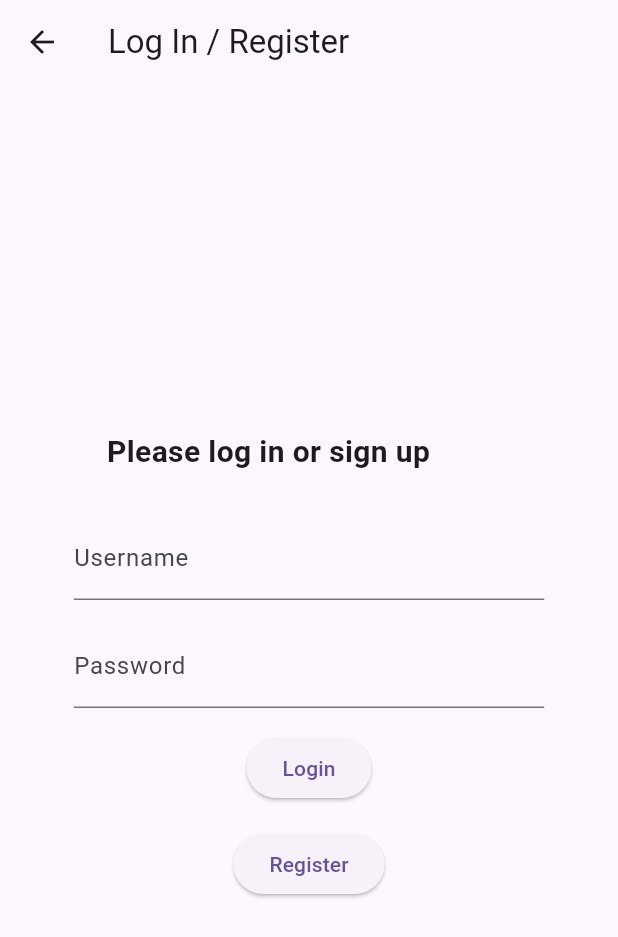
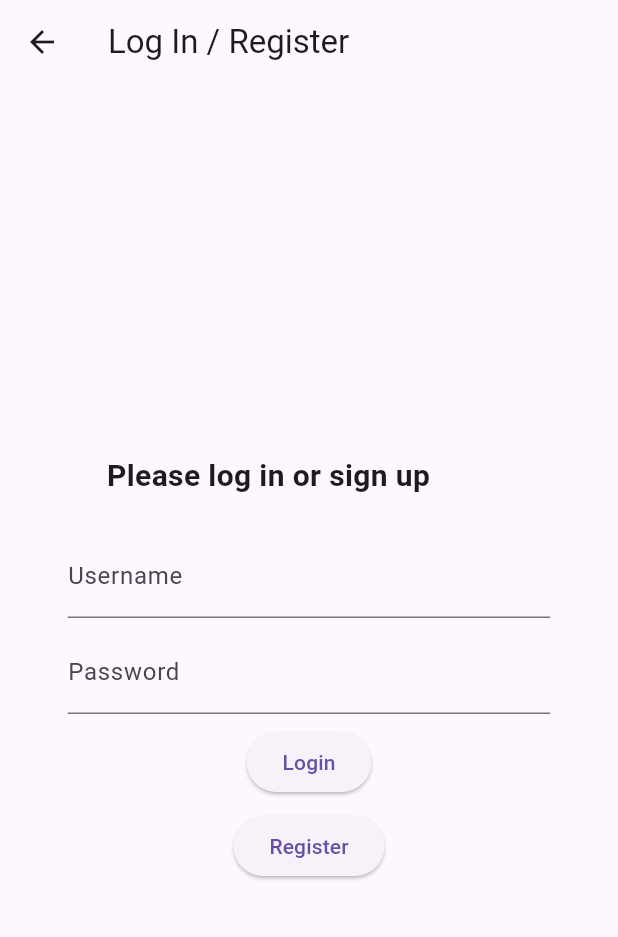
Before and after one commit to AlexisSaccoman/shazam, a Flutter app: the screen it shows after launch, after a tap on "Login/Register", on a phone screen of 412 x 824 dp. Shown: the top 937 px of the screen. Run offline on Flutter 3.47's test engine with Material 3 defaults, Android fonts, the phone set to English and light mode, and no system bars; our stand-ins replace flutter_rating_bar; missing offline and left inert: flutter_barcode_scanner; network calls fail.

```diff
--- a/lib/pages/Accueil.dart
+++ b/lib/pages/Accueil.dart
@@ -12,7 +12,8 @@ class Home extends StatelessWidget {
   final bool userIsAdmin;
   final String username;
 
-  const Home({super.key,
+  const Home({
+    super.key,
     required this.userConnected,
     required this.userIsAdmin,
     required this.username,
@@ -22,7 +23,7 @@ class Home extends StatelessWidget {
   Widget build(BuildContext context) {
     double screenHeight = MediaQuery.of(context).size.height;
     double containerHeight =
-        screenHeight * 0.3; // 30% de la hauteur totale de l'écran
+        screenHeight * 0.4; // 40% de la hauteur totale de l'écran
 
     double screenWidth = MediaQuery.of(context).size.width;
     double containerWidth =
@@ -95,11 +96,12 @@ class Home extends StatelessWidget {
                       // Action à effectuer lors du clic sur le bouton => passer à l'écran de scanner
                       Navigator.push(
                         context,
-                        MaterialPageRoute(builder: (context) => Scanner(
+                        MaterialPageRoute(
+                            builder: (context) => Scanner(
                                   userConnected: userConnected,
                                   userIsAdmin: userIsAdmin,
                                   username: username,
-                        )),
+                                )),
                       );
                     },
                     icon: const Icon(Icons.qr_code),
@@ -123,7 +125,8 @@ class Home extends StatelessWidget {
                       // Action à effectuer lors du clic sur le bouton => passer à l'écran de settings
                       Navigator.push(
                         context,
-                        MaterialPageRoute(builder: (context) => const Settings()),
+                        MaterialPageRoute(
+                            builder: (context) => const Settings()),
                       );
                     },
                     icon: const Icon(Icons.settings),
--- a/lib/pages/Login.dart
+++ b/lib/pages/Login.dart
@@ -37,7 +37,7 @@ class LoginPage extends StatelessWidget {
               ),
               // Username TextField
               Padding(
-                padding: const EdgeInsets.all(8.0),
+                padding: const EdgeInsets.all(4.0),
                 child: TextField(
                   controller: usernameController,
                   decoration: const InputDecoration(
@@ -48,7 +48,7 @@ class LoginPage extends StatelessWidget {
               ),
               // Password TextField
               Padding(
-                padding: const EdgeInsets.all(8.0),
+                padding: const EdgeInsets.all(4.0),
                 child: TextField(
                   controller: passwordController,
                   obscureText: true, // Pour masquer le texte du mot de passe
@@ -60,7 +60,7 @@ class LoginPage extends StatelessWidget {
               ),
               // Login/Register Button
               Padding(
-                padding: const EdgeInsets.all(8.0),
+                padding: const EdgeInsets.all(4.0),
                 child: ElevatedButton(
                   onPressed: () async {
                     String username = usernameController.text;
@@ -121,7 +121,7 @@ class LoginPage extends StatelessWidget {
                 ),
               ),
               Padding(
-                padding: const EdgeInsets.all(8.0),
+                padding: const EdgeInsets.all(4.0),
                 child: ElevatedButton(
                   onPressed: () async {
                     String username = usernameController.text;
```
Also changed, not shown: lib/Note.dart (+5 -2 lines), lib/pages/CarteVins.dart (+10 -6 lines), lib/pages/Scanner.dart (+15 -4 lines), pubspec.lock.
